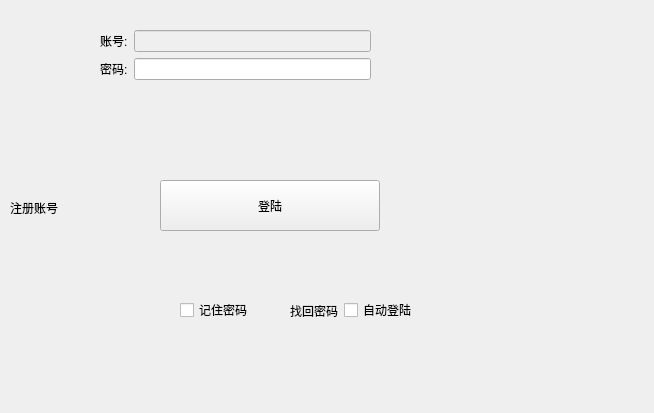
Old version of the form loginWindow.ui in the repository Abs-11001/PythonNetworkManagement.
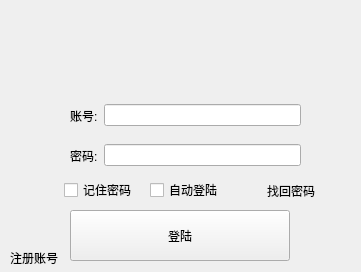
New version of the form.

Commit message: 登陆界面,加载图片，线程完成任务

```diff
--- a/loginWindow.ui
+++ b/loginWindow.ui
@@ -9,13 +9,13 @@
    <rect>
     <x>0</x>
     <y>0</y>
-    <width>654</width>
-    <height>413</height>
+    <width>361</width>
+    <height>272</height>
    </rect>
   </property>
   <property name="minimumSize">
    <size>
-    <width>400</width>
+    <width>361</width>
     <height>230</height>
    </size>
   </property>
@@ -23,12 +23,12 @@
    <string>MainWindow</string>
   </property>
   <widget class="QWidget" name="centralwidget">
-   <widget class="QWidget" name="">
+   <widget class="QWidget" name="layoutWidget">
     <property name="geometry">
      <rect>
-      <x>180</x>
-      <y>290</y>
-      <width>240</width>
+      <x>64</x>
+      <y>170</y>
+      <width>251</width>
       <height>41</height>
      </rect>
     </property>
@@ -40,6 +40,13 @@
        </property>
       </widget>
      </item>
+     <item>
+      <widget class="QCheckBox" name="checkBox_2">
+       <property name="text">
+        <string>自动登陆</string>
+       </property>
+      </widget>
+     </item>
      <item>
       <widget class="QLabel" name="label_3">
        <property name="cursor">
@@ -53,20 +60,13 @@
        </property>
       </widget>
      </item>
-     <item>
-      <widget class="QCheckBox" name="checkBox_2">
-       <property name="text">
-        <string>自动登陆</string>
-       </property>
-      </widget>
-     </item>
     </layout>
    </widget>
    <widget class="QPushButton" name="pushButton">
     <property name="geometry">
      <rect>
-      <x>160</x>
-      <y>180</y>
+      <x>70</x>
+      <y>210</y>
       <width>220</width>
       <height>51</height>
      </rect>
@@ -82,7 +82,7 @@
     <property name="geometry">
      <rect>
       <x>10</x>
-      <y>200</y>
+      <y>250</y>
       <width>60</width>
       <height>16</height>
      </rect>
@@ -101,39 +101,64 @@
      <string>注册账号</string>
     </property>
    </widget>
+   <widget class="QLabel" name="topImage">
+    <property name="geometry">
+     <rect>
+      <x>0</x>
+      <y>0</y>
+      <width>361</width>
+      <height>91</height>
+     </rect>
+    </property>
+    <property name="text">
+     <string/>
+    </property>
+   </widget>
    <widget class="QWidget" name="">
     <property name="geometry">
      <rect>
-      <x>100</x>
-      <y>30</y>
-      <width>271</width>
-      <height>101</height>
+      <x>70</x>
+      <y>100</y>
+      <width>231</width>
+      <height>31</height>
      </rect>
     </property>
-    <layout class="QFormLayout" name="formLayout">
-     <item row="0" column="0">
+    <layout class="QHBoxLayout" name="horizontalLayout">
+     <item>
       <widget class="QLabel" name="label">
        <property name="text">
         <string>账号:</string>
        </property>
       </widget>
      </item>
-     <item row="0" column="1">
-      <widget class="QLineEdit" name="lineEdit">
+     <item>
+      <widget class="QLineEdit" name="loginUser">
        <property name="enabled">
-        <bool>false</bool>
+        <bool>true</bool>
        </property>
       </widget>
      </item>
-     <item row="1" column="0">
+    </layout>
+   </widget>
+   <widget class="QWidget" name="">
+    <property name="geometry">
+     <rect>
+      <x>70</x>
+      <y>140</y>
+      <width>231</width>
+      <height>31</height>
+     </rect>
+    </property>
+    <layout class="QHBoxLayout" name="horizontalLayout_2">
+     <item>
       <widget class="QLabel" name="label_2">
        <property name="text">
         <string>密码:</string>
        </property>
       </widget>
      </item>
-     <item row="1" column="1">
-      <widget class="QLineEdit" name="lineEdit_2"/>
+     <item>
+      <widget class="QLineEdit" name="loginPsd"/>
      </item>
     </layout>
    </widget>
```
The commit also changes 4 other files.
